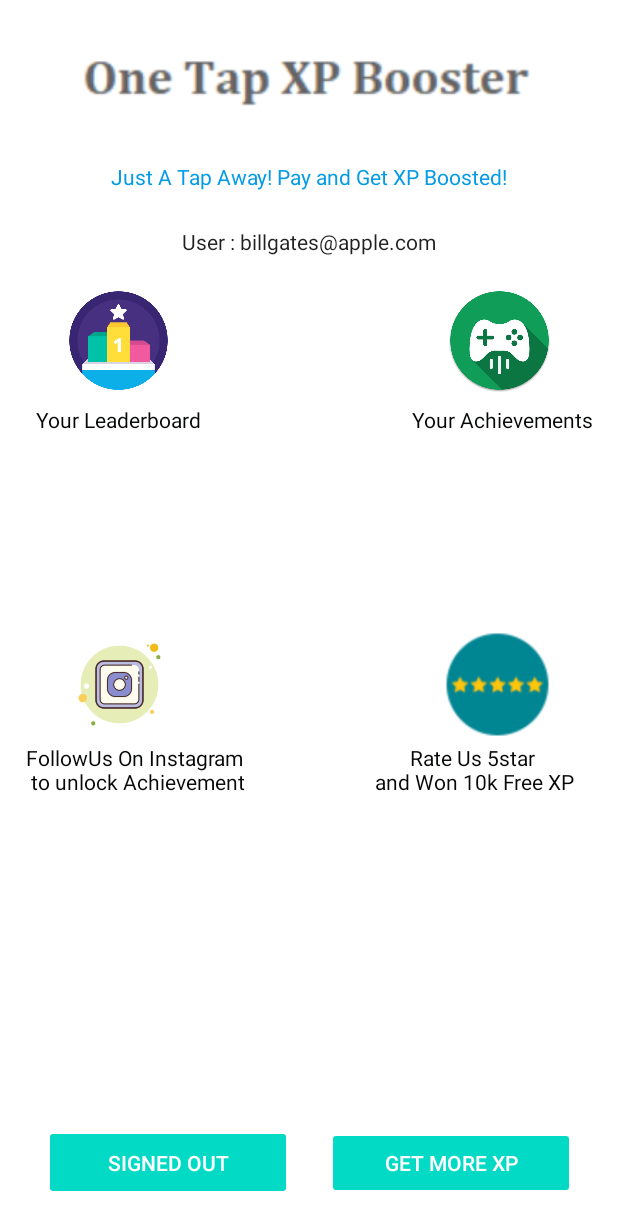
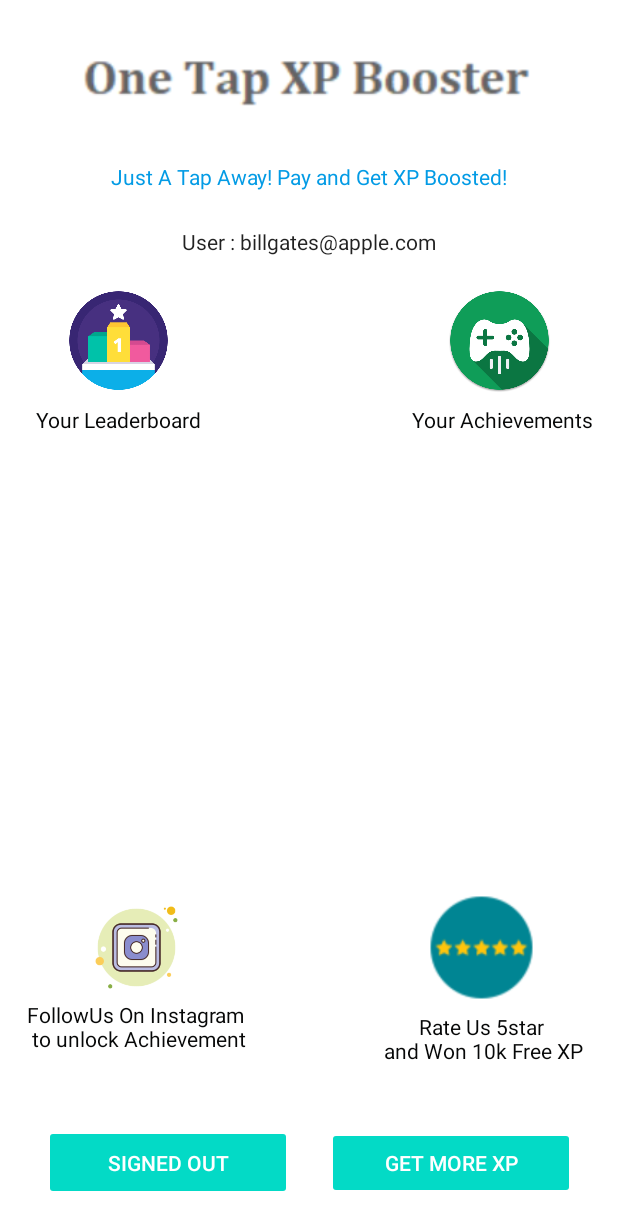
Before and after one commit to NightOwlDevelopers/OneTapXpBooster, an Android app: the layout activity_google.xml on its own in the app's theme, with its tools: preview values and no code run, on a phone screen of 412 x 824 dp. Shown: the top 1230 px of the screen. Run offline under Robolectric (Android 15) with nearby library versions, the phone set to English and light mode, and no system bars.

Commit message:
UI Optimisation 3

```diff
--- a/app/build.gradle
+++ b/app/build.gradle
@@ -12,8 +12,8 @@ android {
         applicationId "com.nightowldevelopers.onetapxpboost"
         minSdkVersion 16
         targetSdkVersion 29
-        versionCode 36
-        versionName "2.6.1"
+        versionCode 38
+        versionName "2.7.1"
         testInstrumentationRunner "androidx.test.runner.AndroidJUnitRunner"
     }
     buildTypes {
--- a/app/src/main/java/com/nightowldevelopers/onetapxpboost/GoogleSignInActivity.kt
+++ b/app/src/main/java/com/nightowldevelopers/onetapxpboost/GoogleSignInActivity.kt
@@ -162,7 +162,8 @@ class GoogleSignInActivity : BaseActivity(), PurchasesUpdatedListener, View.OnCl
                 startActivity(
                     Intent(
                         Intent.ACTION_VIEW,
-                        Uri.parse("market://dev?id=$developerurl")
+                        //Uri.parse("market://dev?id=$developerurl")
+                        Uri.parse("market://details?id=com.nightowldevelopers.levelup2")
                     )
                 )
                 Games.getAchievementsClient(this, GoogleSignIn.getLastSignedInAccount(this)!!)
--- a/app/src/main/res/layout/activity_google.xml
+++ b/app/src/main/res/layout/activity_google.xml
@@ -17,7 +17,7 @@
             app:layout_constraintEnd_toEndOf="parent"
             app:layout_constraintHorizontal_bias="0.5"
             app:layout_constraintStart_toStartOf="parent"
-            app:layout_constraintTop_toTopOf="parent" />
+            app:layout_constraintTop_toTopOf="parent"/>
 
     <TextView
             android:id="@+id/textView10"
@@ -29,7 +29,7 @@
             app:layout_constraintEnd_toEndOf="parent"
             app:layout_constraintHorizontal_bias="0.5"
             app:layout_constraintStart_toStartOf="parent"
-            app:layout_constraintTop_toBottomOf="@+id/imageView2" />
+            app:layout_constraintTop_toBottomOf="@+id/imageView2"/>
 
     <TextView
             android:id="@+id/status"
@@ -38,7 +38,7 @@
             android:text="@string/app_details"
             app:layout_constraintEnd_toEndOf="parent"
             app:layout_constraintStart_toStartOf="parent"
-            app:layout_constraintTop_toBottomOf="@+id/textView10" />
+            app:layout_constraintTop_toBottomOf="@+id/textView10"/>
 
     <Button
             android:id="@+id/leaderboard"
@@ -54,7 +54,7 @@
             app:layout_constraintEnd_toStartOf="@+id/achievement"
             app:layout_constraintHorizontal_bias="0.0"
             app:layout_constraintStart_toStartOf="parent"
-            app:layout_constraintTop_toTopOf="parent" />
+            app:layout_constraintTop_toTopOf="parent"/>
 
     <TextView
             android:id="@+id/textView4"
@@ -69,7 +69,7 @@
             app:layout_constraintEnd_toStartOf="@+id/textView3"
             app:layout_constraintHorizontal_bias="0.0"
             app:layout_constraintStart_toStartOf="parent"
-            app:layout_constraintTop_toBottomOf="@+id/leaderboard" />
+            app:layout_constraintTop_toBottomOf="@+id/leaderboard"/>
 
     <TextView
             android:id="@+id/textView3"
@@ -86,7 +86,7 @@
             app:layout_constraintEnd_toEndOf="parent"
             app:layout_constraintHorizontal_bias="1.0"
             app:layout_constraintStart_toStartOf="parent"
-            app:layout_constraintTop_toBottomOf="@+id/achievement" />
+            app:layout_constraintTop_toBottomOf="@+id/achievement"/>
 
 
     <Button
@@ -103,7 +103,7 @@
             app:layout_constraintEnd_toEndOf="parent"
             app:layout_constraintHorizontal_bias="1.0"
             app:layout_constraintStart_toStartOf="parent"
-            app:layout_constraintTop_toTopOf="parent" />
+            app:layout_constraintTop_toTopOf="parent"/>
 
     <androidx.recyclerview.widget.RecyclerView
             android:id="@+id/products"
@@ -122,51 +122,32 @@
             style="@style/MainScreenButton"
             android:layout_width="70dp"
             android:layout_height="70dp"
-            android:layout_marginStart="8dp"
-            android:layout_marginLeft="8dp"
-            android:layout_marginTop="12dp"
-            android:layout_marginEnd="8dp"
-            android:layout_marginRight="8dp"
+            android:layout_marginStart="56dp"
+            android:layout_marginLeft="56dp"
+            android:layout_marginBottom="60dp"
             android:background="@drawable/instagram_new"
-            app:layout_constraintEnd_toStartOf="@+id/rateApp"
-            app:layout_constraintHorizontal_bias="0.175"
-            app:layout_constraintStart_toStartOf="parent"
-            app:layout_constraintTop_toBottomOf="@+id/products" />
+            app:layout_constraintBottom_toTopOf="@+id/signOutAndDisconnect1"
+            app:layout_constraintStart_toStartOf="parent"/>
 
     <TextView
             android:id="@+id/textViewIG"
             style="@style/MainScreenButtonBlurb"
+            android:layout_width="wrap_content"
             android:layout_height="wrap_content"
-            android:layout_width="wrap_content"
-            android:layout_marginStart="8dp"
-            android:layout_marginLeft="8dp"
-            android:layout_marginTop="4dp"
-            android:layout_marginEnd="8dp"
-            android:layout_marginRight="8dp"
             android:text="FollowUs On Instagram\n to unlock Achievement"
-            android:textColor="#060707"
-            app:layout_constraintEnd_toStartOf="@+id/textViewRate"
-            app:layout_constraintHorizontal_bias="0.111"
-            app:layout_constraintStart_toStartOf="parent"
-            app:layout_constraintTop_toBottomOf="@+id/instagram" />
+            android:textColor="#060707" app:layout_constraintEnd_toEndOf="@+id/instagram"
+            app:layout_constraintStart_toStartOf="@+id/instagram" app:layout_constraintTop_toBottomOf="@+id/instagram"/>
 
     <TextView
             android:id="@+id/textViewRate"
             style="@style/MainScreenButtonBlurb"
             android:layout_width="wrap_content"
             android:layout_height="wrap_content"
-            android:layout_marginStart="8dp"
-            android:layout_marginLeft="8dp"
-            android:layout_marginTop="4dp"
-            android:layout_marginEnd="8dp"
-            android:layout_marginRight="8dp"
+            android:layout_marginTop="8dp"
+            android:text="Rate Us 5star\n and Won 10k Free XP"
             android:textAlignment="center"
-            android:text="Rate Us 5star\n and Won 10k Free XP"
-            android:textColor="#060707"
-            app:layout_constraintEnd_toEndOf="parent"
-            app:layout_constraintHorizontal_bias="0.92"
-            app:layout_constraintStart_toStartOf="parent"
-            app:layout_constraintTop_toBottomOf="@+id/rateApp" />
+            android:textColor="#060707" app:layout_constraintEnd_toEndOf="@+id/rateApp"
+            app:layout_constraintStart_toStartOf="@+id/rateApp" app:layout_constraintTop_toBottomOf="@+id/rateApp"/>
 
 
     <Button
@@ -174,16 +155,10 @@
             style="@style/MainScreenButton"
             android:layout_width="70dp"
             android:layout_height="70dp"
-            android:layout_marginStart="8dp"
-            android:layout_marginLeft="8dp"
-            android:layout_marginTop="12dp"
-            android:layout_marginEnd="40dp"
-            android:layout_marginRight="40dp"
-            android:background="@drawable/rating"
-            app:layout_constraintEnd_toEndOf="parent"
-            app:layout_constraintHorizontal_bias="0.942"
-            app:layout_constraintStart_toEndOf="@+id/homeLogo"
-            app:layout_constraintTop_toBottomOf="@+id/products" />
+            android:layout_marginEnd="56dp"
+            android:layout_marginRight="56dp" android:layout_marginBottom="60dp"
+            android:background="@drawable/rating" app:layout_constraintBottom_toTopOf="@+id/signOutAndDisconnect1"
+            app:layout_constraintEnd_toEndOf="parent"/>
 
     <ImageView
             android:id="@+id/homeLogo"
@@ -204,7 +179,7 @@
             android:layout_height="886dp"
             android:visibility="gone"
             tools:ignore="MissingConstraints"
-            tools:text="Firebase User ID: 123456789abc" />
+            tools:text="Firebase User ID: 123456789abc"/>
 
 
     <androidx.constraintlayout.widget.ConstraintLayout
@@ -257,7 +232,7 @@
                     app:layout_constraintEnd_toStartOf="@+id/disconnectButton"
                     app:layout_constraintHorizontal_bias="0.5"
                     app:layout_constraintStart_toStartOf="parent"
-                    app:layout_constraintTop_toTopOf="parent" />
+                    app:layout_constraintTop_toTopOf="parent"/>
 
             <Button
                     android:id="@+id/disconnectButton"
@@ -271,7 +246,7 @@
                     app:layout_constraintEnd_toEndOf="parent"
                     app:layout_constraintHorizontal_bias="0.5"
                     app:layout_constraintStart_toEndOf="@+id/signOutButton"
-                    app:layout_constraintTop_toTopOf="parent" />
+                    app:layout_constraintTop_toTopOf="parent"/>
         </androidx.constraintlayout.widget.ConstraintLayout>
 
 
--- a/app/src/main/res/layout/product_button.xml
+++ b/app/src/main/res/layout/product_button.xml
@@ -1,7 +1,7 @@
 <?xml version="1.0" encoding="utf-8"?>
 <Button xmlns:android="http://schemas.android.com/apk/res/android"
         style="@style/Widget.AppCompat.Button.Colored"
-        android:layout_width="150dp"
-        android:layout_height="150dp"
+        android:layout_width="wrap_content"
+        android:layout_height="wrap_content"
         android:textAllCaps="false"
         android:textColor="@color/ButtonTextColor" android:theme="@style/Base.Theme.MaterialComponents.Dialog"/>
```
Lines whose indentation alone changed are shown as unchanged.
